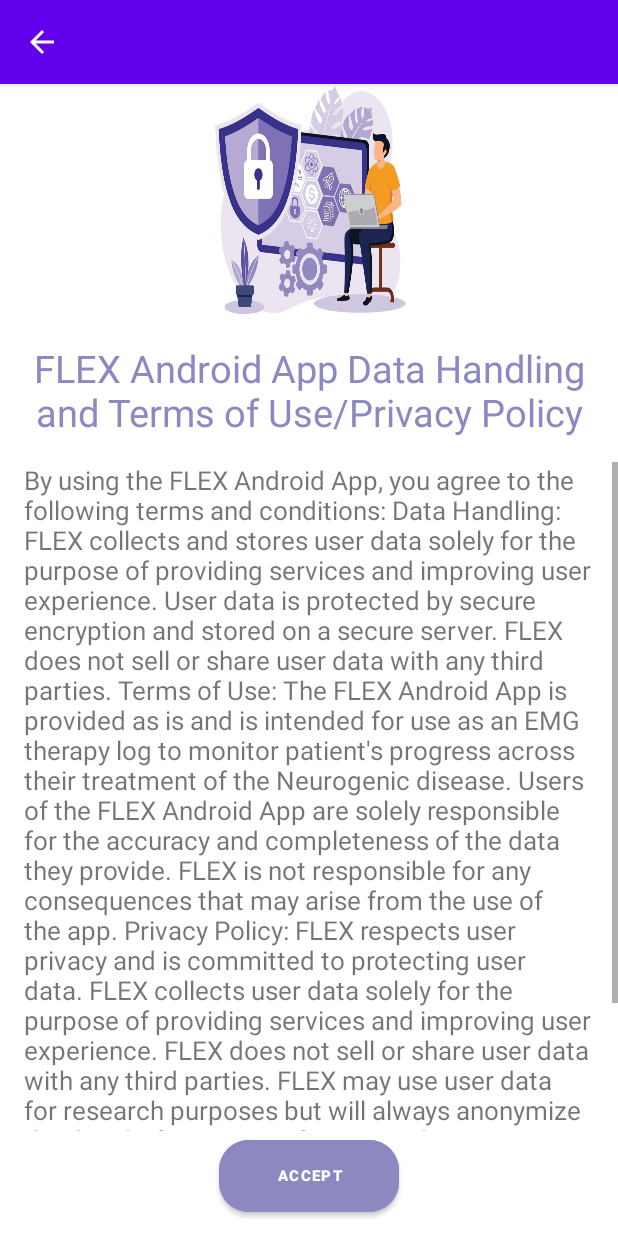
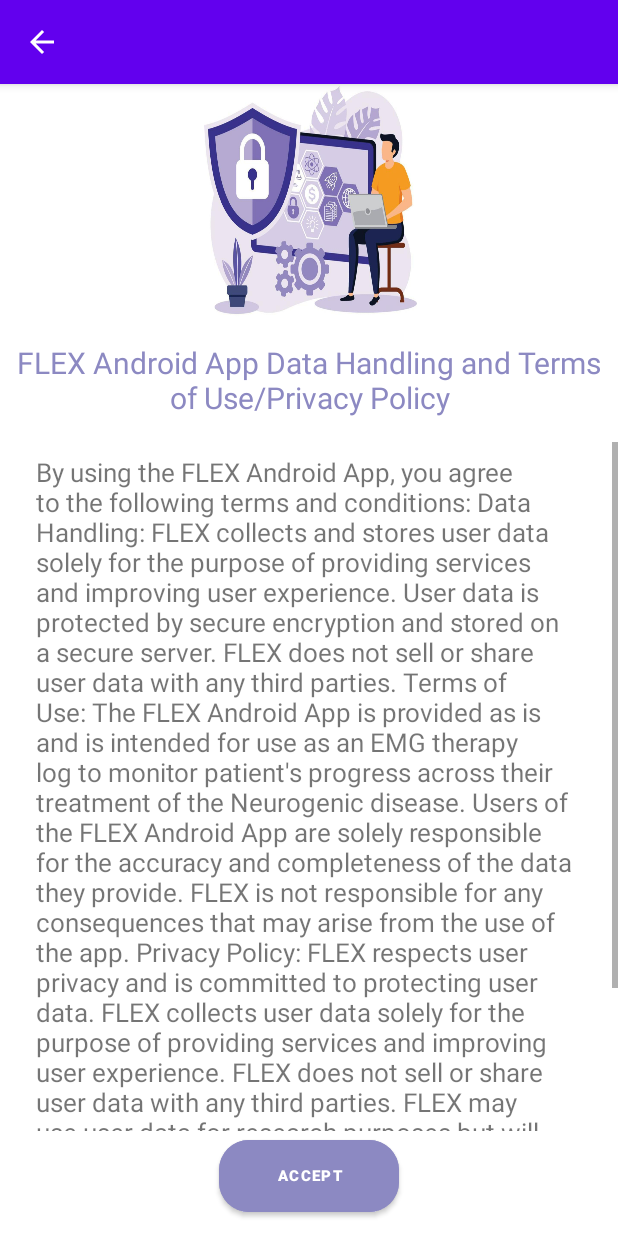
Before and after one commit to BayanAlsalem/coen_elec_390_project_winter_2023, an Android app: the PrivacyActivity screen opened directly, with no data from a screen before it, on a phone screen of 412 x 824 dp. Run offline under Robolectric (Android 15) with nearby library versions, the phone set to English and light mode, and no system bars.

Commit message:
Modify the privacy layout

```diff
--- a/app/src/main/res/layout/privacy_layout.xml
+++ b/app/src/main/res/layout/privacy_layout.xml
@@ -6,7 +6,7 @@
     android:layout_height="match_parent">
 
     <ImageView
-        android:layout_width="136dp"
+        android:layout_width="152dp"
         android:layout_height="156dp"
         android:layout_gravity="center"
         android:background="@drawable/privacy">
@@ -15,12 +15,14 @@
     <TextView
         android:id="@+id/title"
         android:text="FLEX Android App Data Handling and Terms of Use/Privacy Policy"
-        android:textSize="25sp"
+        android:textSize="20sp"
         android:gravity="center_horizontal"
         android:layout_width="match_parent"
         android:layout_height="wrap_content"
         android:layout_marginTop="16dp"
         android:layout_marginBottom="16dp"
+        android:layout_marginLeft="7dp"
+        android:layout_marginRight="7dp"
         android:textColor="@color/dark_purble"/>
 
     <ScrollView
@@ -36,7 +38,8 @@
             android:layout_height="match_parent"
             android:paddingLeft="16dp"
             android:paddingRight="16dp"
-            android:paddingBottom="8dp"/>
+            android:paddingBottom="8dp"
+            android:layout_margin="8dp"/>
     </ScrollView>
 
     <Button
```
